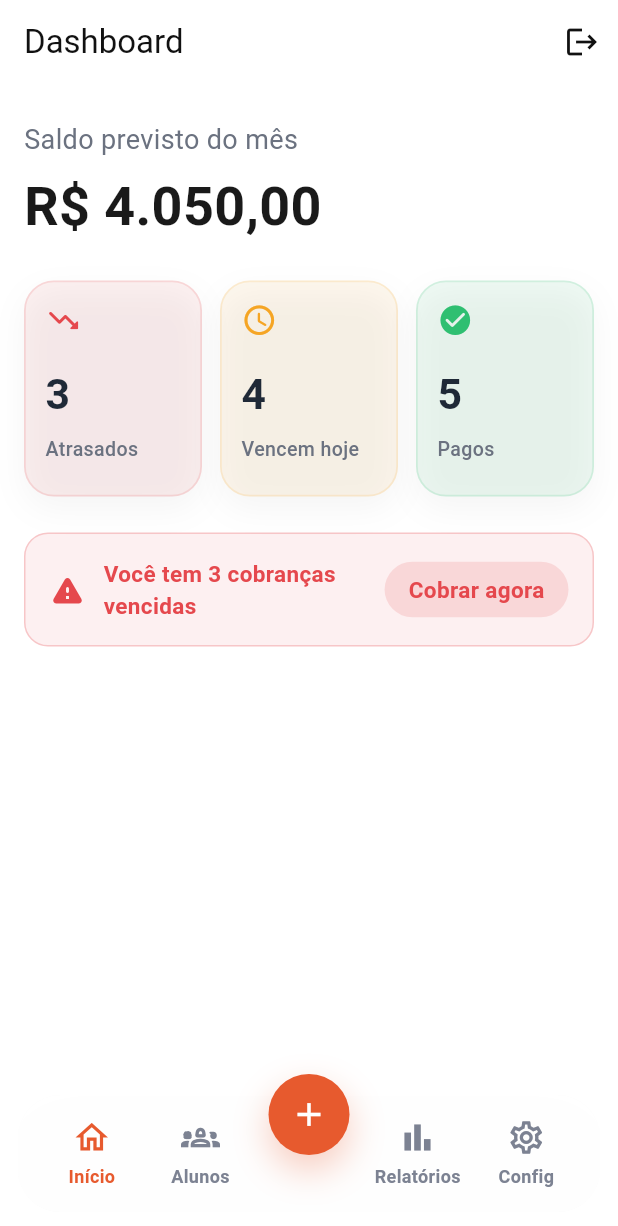
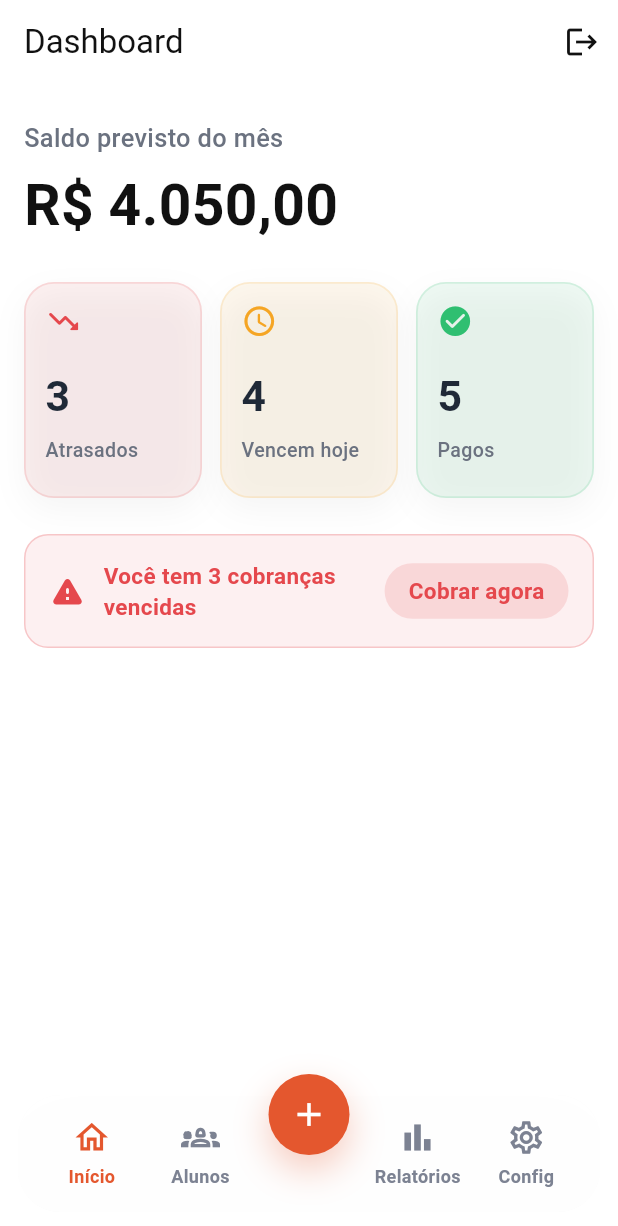
Before and after one commit to hpzynha/cobranca_app, a Flutter app: the screen it shows once a user with an empty profile is signed in, on a phone screen of 412 x 824 dp. Shown: the top 1226 px of the screen. Run offline on Flutter 3.47's test engine with Material 3 defaults, Android fonts, the phone set to English and light mode, and no system bars; our stand-ins replace flutter_riverpod, flutter_svg, go_router, shared_preferences, supabase_flutter; accounts and stored records are empty; network calls fail.

Commit message:
arrumando a casa

```diff
--- /dev/null
+++ b/lib/core/constants/app_strings.dart
@@ -0,0 +1,21 @@
+class AppStrings {
+  AppStrings._();
+
+  static const dashboardTitle = 'Dashboard';
+  static const monthlyForecastBalance = 'Saldo previsto do mês';
+
+  static const statusOverdue = 'Atrasados';
+  static const statusDueToday = 'Vencem hoje';
+  static const statusPaid = 'Pagos';
+
+  static const navHome = 'Início';
+  static const navStudents = 'Alunos';
+  static const navReports = 'Relatórios';
+  static const navSettings = 'Config';
+
+  static const collectNow = 'Cobrar agora';
+
+  static String overdueChargesMessage(int overdueCount) {
+    return 'Você tem $overdueCount cobranças vencidas';
+  }
+}
--- a/lib/core/theme/app_colors.dart
+++ b/lib/core/theme/app_colors.dart
@@ -13,4 +13,16 @@ class AppColors {
   static const Color inputFill = surface;
 
   static const Color googleBorder = Color(0xFFDDDDDD);
+
+  // Semantic status colors
+  static const Color danger = Color(0xFFE5484D);
+  static const Color warning = Color(0xFFF5A524);
+  static const Color success = Color(0xFF2FBF71);
+
+  // Extra neutrals used in dashboard widgets
+  static const Color textStrong = Color(0xFF1F2937);
+  static const Color textMuted = Color(0xFF6B7280);
+  static const Color bottomBarInactive = Color(0xFF7C8292);
+
+  static const Color primaryShadow = Color(0x4DE4572E);
 }
--- /dev/null
+++ b/lib/core/theme/app_responsive.dart
@@ -0,0 +1,43 @@
+import 'package:flutter/widgets.dart';
+
+class AppResponsive {
+  AppResponsive._();
+
+  static const double _baseWidth = 390.0;
+  static const double _minScale = 0.86;
+  static const double _maxScale = 1.08;
+
+  static double screenWidth(BuildContext context) =>
+      MediaQuery.sizeOf(context).width;
+
+  static bool isCompact(BuildContext context) => screenWidth(context) < 360;
+
+  static bool isSmall(BuildContext context) => screenWidth(context) < 390;
+
+  static double scale(
+    BuildContext context, {
+    double min = _minScale,
+    double max = _maxScale,
+  }) {
+    final rawScale = screenWidth(context) / _baseWidth;
+    return rawScale.clamp(min, max);
+  }
+
+  static double size(
+    BuildContext context,
+    double base, {
+    double min = _minScale,
+    double max = _maxScale,
+  }) {
+    return base * scale(context, min: min, max: max);
+  }
+
+  static double fontSize(
+    BuildContext context,
+    double base, {
+    double min = 0.9,
+    double max = _maxScale,
+  }) {
+    return size(context, base, min: min, max: max);
+  }
+}
--- a/lib/core/theme/app_text_styles.dart
+++ b/lib/core/theme/app_text_styles.dart
@@ -1,5 +1,7 @@
 import 'package:flutter/material.dart';
+
 import 'app_colors.dart';
+import 'app_responsive.dart';
 
 class AppTextStyles {
   AppTextStyles._();
@@ -19,4 +21,42 @@ class AppTextStyles {
     fontWeight: FontWeight.w500,
     color: AppColors.onPrimary,
   );
+
+  static const TextStyle dashboardSubtitle = TextStyle(
+    fontWeight: FontWeight.w500,
+    color: AppColors.textMuted,
+  );
+
+  static const TextStyle dashboardAmount = TextStyle(
+    fontWeight: FontWeight.bold,
+    color: AppColors.textPrimary,
+  );
+
+  static const TextStyle dashboardCardNumber = TextStyle(
+    fontWeight: FontWeight.w700,
+    color: AppColors.textStrong,
+  );
+
+  static const TextStyle dashboardCardLabel = TextStyle(
+    fontWeight: FontWeight.w500,
+    color: AppColors.textMuted,
+  );
+
+  static const TextStyle dashboardAlert = TextStyle(
+    fontWeight: FontWeight.w600,
+    color: AppColors.danger,
+  );
+
+  static TextStyle responsive(
+    BuildContext context,
+    TextStyle baseStyle, {
+    double? baseSize,
+    double min = 0.9,
+    double max = 1.08,
+  }) {
+    final seed = baseSize ?? baseStyle.fontSize ?? 14;
+    return baseStyle.copyWith(
+      fontSize: AppResponsive.fontSize(context, seed, min: min, max: max),
+    );
+  }
 }
--- a/lib/features/auth/presentation/pages/home_screen.dart
+++ b/lib/features/auth/presentation/pages/home_screen.dart
@@ -1,3 +1,6 @@
+import 'package:app_cobranca/core/constants/app_strings.dart';
+import 'package:app_cobranca/core/theme/app_responsive.dart';
+import 'package:app_cobranca/core/theme/app_spacing.dart';
 import 'package:app_cobranca/features/auth/presentation/widgets/bottom_bar.dart';
 import 'package:app_cobranca/features/auth/presentation/widgets/dashboard_status_card.dart';
 import 'package:app_cobranca/features/auth/presentation/widgets/monthly_balance_header.dart';
@@ -11,16 +14,16 @@ class HomeScreen extends StatelessWidget {
 
   @override
   Widget build(BuildContext context) {
-    final screenWidth = MediaQuery.sizeOf(context).width;
-    final horizontalPadding = screenWidth < 360 ? 14.0 : 16.0;
-    final topSpacing = screenWidth < 360 ? 16.0 : 24.0;
-    final sectionSpacing = screenWidth < 360 ? 18.0 : 24.0;
-    final cardSpacing = screenWidth < 360 ? 8.0 : 12.0;
+    final isCompact = AppResponsive.isCompact(context);
+    final horizontalPadding = isCompact ? 14.0 : AppSpacing.md;
+    final topSpacing = isCompact ? AppSpacing.md : AppSpacing.lg;
+    final sectionSpacing = isCompact ? 18.0 : AppSpacing.lg;
+    final cardSpacing = isCompact ? AppSpacing.sm : 12.0;
 
     return Scaffold(
       extendBody: true,
       appBar: AppBar(
-        title: const Text('Dashboard'),
+        title: const Text(AppStrings.dashboardTitle),
         actions: [
           IconButton(
             icon: const Icon(Icons.logout),
@@ -62,7 +65,7 @@ class HomeScreen extends StatelessWidget {
                         height: cardHeight,
                         child: const DashboardStatusCard(
                           count: 3,
-                          label: "Atrasados",
+                          label: AppStrings.statusOverdue,
                           type: StatusType.overdue,
                         ),
                       ),
@@ -73,7 +76,7 @@ class HomeScreen extends StatelessWidget {
                         height: cardHeight,
                         child: const DashboardStatusCard(
                           count: 4,
-                          label: "Vencem hoje",
+                          label: AppStrings.statusDueToday,
                           type: StatusType.dueToday,
                         ),
                       ),
@@ -84,7 +87,7 @@ class HomeScreen extends StatelessWidget {
                         height: cardHeight,
                         child: const DashboardStatusCard(
                           count: 5,
-                          label: "Pagos",
+                          label: AppStrings.statusPaid,
                           type: StatusType.paid,
                         ),
                       ),
--- a/lib/features/auth/presentation/widgets/bottom_bar.dart
+++ b/lib/features/auth/presentation/widgets/bottom_bar.dart
@@ -1,5 +1,8 @@
 import 'dart:ui';
 
+import 'package:app_cobranca/core/constants/app_strings.dart';
+import 'package:app_cobranca/core/theme/app_colors.dart';
+import 'package:app_cobranca/core/theme/app_responsive.dart';
 import 'package:flutter/material.dart';
 import 'package:go_router/go_router.dart';
 
@@ -8,15 +11,12 @@ class BottomBar extends StatelessWidget {
 
   final int currentIndex;
 
-  static const _primaryColor = Color(0xFFE75A2E);
-  static const _inactiveColor = Color(0xFF7C8292);
   static const _centerButtonSize = 54.0;
   static const _centerButtonTopOffset = -14.0;
 
   @override
   Widget build(BuildContext context) {
-    final screenWidth = MediaQuery.sizeOf(context).width;
-    final isCompact = screenWidth < 375;
+    final isCompact = AppResponsive.screenWidth(context) < 375;
 
     return Container(
       margin: EdgeInsets.fromLTRB(12, 0, 12, isCompact ? 12 : 16),
@@ -60,14 +60,14 @@ class BottomBar extends StatelessWidget {
                 context: context,
                 index: 0,
                 icon: Icons.home_outlined,
-                label: 'Início',
+                label: AppStrings.navHome,
                 isCompact: isCompact,
               ),
               _buildItem(
                 context: context,
                 index: 1,
                 icon: Icons.groups_2_outlined,
-                label: 'Alunos',
+                label: AppStrings.navStudents,
                 isCompact: isCompact,
               ),
               const Spacer(),
@@ -75,14 +75,14 @@ class BottomBar extends StatelessWidget {
                 context: context,
                 index: 3,
                 icon: Icons.bar_chart_outlined,
-                label: 'Relatórios',
+                label: AppStrings.navReports,
                 isCompact: isCompact,
               ),
               _buildItem(
                 context: context,
                 index: 4,
                 icon: Icons.settings_outlined,
-                label: 'Config',
+                label: AppStrings.navSettings,
                 isCompact: isCompact,
               ),
             ],
@@ -100,7 +100,7 @@ class BottomBar extends StatelessWidget {
     required bool isCompact,
   }) {
     final isActive = currentIndex == index;
-    final color = isActive ? _primaryColor : _inactiveColor;
+    final color = isActive ? AppColors.primary : AppColors.bottomBarInactive;
 
     return Expanded(
       child: InkWell(
@@ -137,11 +137,11 @@ class BottomBar extends StatelessWidget {
         width: buttonSize,
         height: buttonSize,
         decoration: const BoxDecoration(
-          color: _primaryColor,
+          color: AppColors.primary,
           shape: BoxShape.circle,
           boxShadow: [
             BoxShadow(
-              color: Color(0x4DE75A2E),
+              color: AppColors.primaryShadow,
               blurRadius: 20,
               offset: Offset(0, 10),
             ),
--- a/lib/features/auth/presentation/widgets/dashboard_status_card.dart
+++ b/lib/features/auth/presentation/widgets/dashboard_status_card.dart
@@ -1,3 +1,6 @@
+import 'package:app_cobranca/core/theme/app_colors.dart';
+import 'package:app_cobranca/core/theme/app_radius.dart';
+import 'package:app_cobranca/core/theme/app_text_styles.dart';
 import 'package:flutter/material.dart';
 
 enum StatusType { overdue, dueToday, paid }
@@ -17,11 +20,11 @@ class DashboardStatusCard extends StatelessWidget {
   Color get color {
     switch (type) {
       case StatusType.overdue:
-        return const Color(0xFFE5484D);
+        return AppColors.danger;
       case StatusType.dueToday:
-        return const Color(0xFFF5A524);
+        return AppColors.warning;
       case StatusType.paid:
-        return const Color(0xFF2FBF71);
+        return AppColors.success;
     }
   }
 
@@ -53,7 +56,7 @@ class DashboardStatusCard extends StatelessWidget {
           padding: EdgeInsets.all(cardPadding),
           decoration: BoxDecoration(
             color: color.withValues(alpha: 0.08),
-            borderRadius: BorderRadius.circular(isCompact ? 16 : 20),
+            borderRadius: BorderRadius.circular(isCompact ? AppRadius.lg : 20),
             border: Border.all(
               color: color.withValues(alpha: 0.15),
               width: 1.2,
@@ -74,10 +77,8 @@ class DashboardStatusCard extends StatelessWidget {
               SizedBox(height: iconGap),
               Text(
                 count.toString(),
-                style: TextStyle(
+                style: AppTextStyles.dashboardCardNumber.copyWith(
                   fontSize: numberSize,
-                  fontWeight: FontWeight.w700,
-                  color: const Color(0xFF1F2937),
                 ),
               ),
               SizedBox(height: labelGap),
@@ -85,10 +86,8 @@ class DashboardStatusCard extends StatelessWidget {
                 label,
                 maxLines: 1,
                 overflow: TextOverflow.ellipsis,
-                style: TextStyle(
+                style: AppTextStyles.dashboardCardLabel.copyWith(
                   fontSize: labelSize,
-                  fontWeight: FontWeight.w500,
-                  color: const Color(0xFF6B7280),
                 ),
               ),
             ],
--- a/lib/features/auth/presentation/widgets/monthly_balance_header.dart
+++ b/lib/features/auth/presentation/widgets/monthly_balance_header.dart
@@ -1,3 +1,5 @@
+import 'package:app_cobranca/core/constants/app_strings.dart';
+import 'package:app_cobranca/core/theme/app_text_styles.dart';
 import 'package:flutter/material.dart';
 import 'package:intl/intl.dart';
 
@@ -13,26 +15,27 @@ class MonthlyBalanceHeader extends StatelessWidget {
 
   @override
   Widget build(BuildContext context) {
-    final screenWidth = MediaQuery.sizeOf(context).width;
-    final labelSize = (screenWidth * 0.046).clamp(14.0, 18.0);
-    final amountSize = (screenWidth * 0.09).clamp(28.0, 36.0);
-
     return Column(
       crossAxisAlignment: CrossAxisAlignment.start,
       children: [
         Text(
-          "Saldo previsto do mês",
-          style: TextStyle(fontSize: labelSize, color: const Color(0xFF6B7280)),
+          AppStrings.monthlyForecastBalance,
+          style: AppTextStyles.responsive(
+            context,
+            AppTextStyles.dashboardSubtitle,
+            baseSize: 16,
+          ),
         ),
         const SizedBox(height: 6),
         Text(
           _formatCurrency(amount),
           maxLines: 1,
           overflow: TextOverflow.ellipsis,
-          style: TextStyle(
-            fontSize: amountSize,
-            fontWeight: FontWeight.bold,
-            color: const Color(0xFF1A1A1A),
+          style: AppTextStyles.responsive(
+            context,
+            AppTextStyles.dashboardAmount,
+            baseSize: 36,
+            min: 0.85,
           ),
         ),
       ],
--- a/lib/features/auth/presentation/widgets/overdue_alert_card.dart
+++ b/lib/features/auth/presentation/widgets/overdue_alert_card.dart
@@ -1,3 +1,8 @@
+import 'package:app_cobranca/core/constants/app_strings.dart';
+import 'package:app_cobranca/core/theme/app_colors.dart';
+import 'package:app_cobranca/core/theme/app_radius.dart';
+import 'package:app_cobranca/core/theme/app_spacing.dart';
+import 'package:app_cobranca/core/theme/app_text_styles.dart';
 import 'package:flutter/material.dart';
 
 class OverdueAlertCard extends StatelessWidget {
@@ -16,12 +21,12 @@ class OverdueAlertCard extends StatelessWidget {
       return const SizedBox.shrink();
     }
 
-    const Color danger = Color(0xFFE5484D);
+    const danger = AppColors.danger;
 
     return LayoutBuilder(
       builder: (context, constraints) {
         final isCompact = constraints.maxWidth < 360;
-        final horizontalPadding = isCompact ? 12.0 : 16.0;
+        final horizontalPadding = isCompact ? 12.0 : AppSpacing.md;
         final messageSize = isCompact ? 14.0 : 15.0;
         final buttonTextSize = isCompact ? 14.0 : 15.0;
 
@@ -29,7 +34,7 @@ class OverdueAlertCard extends StatelessWidget {
           padding: EdgeInsets.all(horizontalPadding),
           decoration: BoxDecoration(
             color: danger.withValues(alpha: 0.08),
-            borderRadius: BorderRadius.circular(16),
+            borderRadius: BorderRadius.circular(AppRadius.lg),
             border: Border.all(color: danger.withValues(alpha: 0.25)),
           ),
           child:
@@ -43,11 +48,9 @@ class OverdueAlertCard extends StatelessWidget {
                           const SizedBox(width: 10),
                           Expanded(
                             child: Text(
-                              "Você tem $overdueCount cobranças vencidas",
-                              style: TextStyle(
+                              AppStrings.overdueChargesMessage(overdueCount),
+                              style: AppTextStyles.dashboardAlert.copyWith(
                                 fontSize: messageSize,
-                                fontWeight: FontWeight.w600,
-                                color: danger,
                               ),
                             ),
                           ),
@@ -70,11 +73,9 @@ class OverdueAlertCard extends StatelessWidget {
                       const SizedBox(width: 12),
                       Expanded(
                         child: Text(
-                          "Você tem $overdueCount cobranças vencidas",
-                          style: TextStyle(
+                          AppStrings.overdueChargesMessage(overdueCount),
+                          style: AppTextStyles.dashboardAlert.copyWith(
                             fontSize: messageSize,
-                            fontWeight: FontWeight.w600,
-                            color: danger,
                           ),
                         ),
                       ),
@@ -111,15 +112,11 @@ class _ActionChip extends StatelessWidget {
         padding: const EdgeInsets.symmetric(horizontal: 16, vertical: 8),
         decoration: BoxDecoration(
           color: danger.withValues(alpha: 0.15),
-          borderRadius: BorderRadius.circular(999),
+          borderRadius: BorderRadius.circular(AppRadius.pill),
         ),
         child: Text(
-          "Cobrar agora",
-          style: TextStyle(
-            fontSize: fontSize,
-            fontWeight: FontWeight.w600,
-            color: danger,
-          ),
+          AppStrings.collectNow,
+          style: AppTextStyles.dashboardAlert.copyWith(fontSize: fontSize),
         ),
       ),
     );
```
